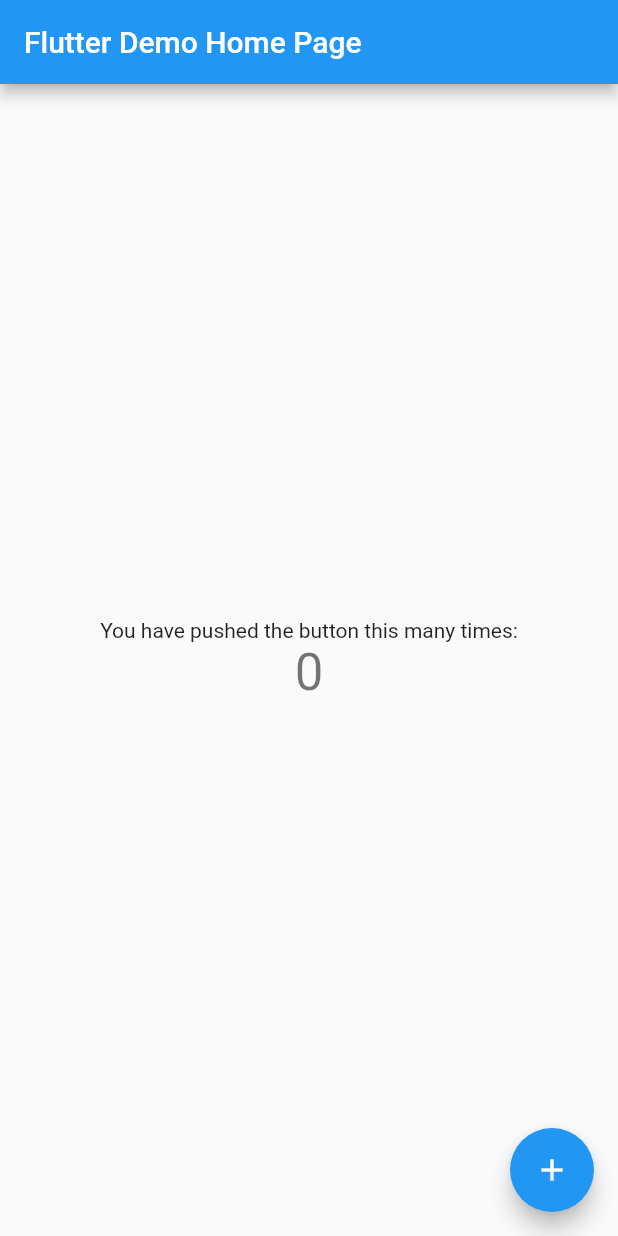
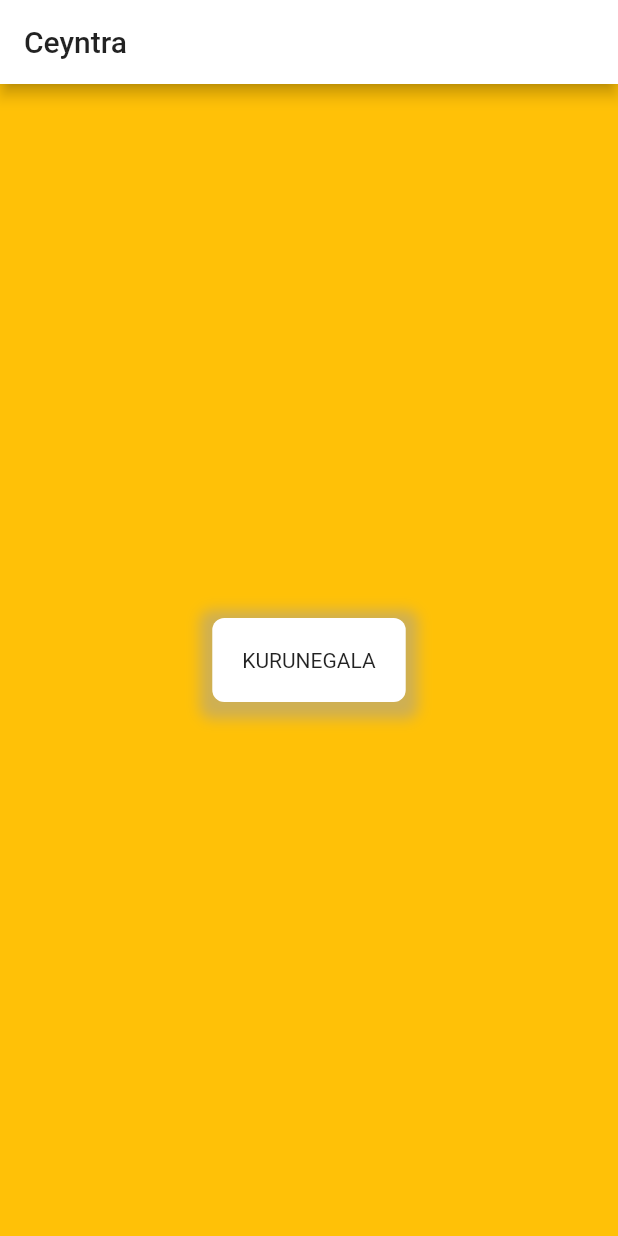
Before and after one commit to Shehan82/GoogleMap-flutter, a Flutter app: the screen it shows after launch, on a phone screen of 412 x 824 dp. Run offline on Flutter 3.47's test engine with Material 2 defaults, Android fonts, the phone set to English and light mode, and no system bars; our stand-ins replace dio, geolocator, google_maps_flutter; missing offline and left inert: flutter_polyline_points.

```diff
--- /dev/null
+++ b/lib/homeScreen.dart
@@ -0,0 +1,47 @@
+import 'package:flutter/material.dart';
+import 'package:google_maps_flutter/google_maps_flutter.dart';
+import 'package:map_on_flutter/MapScreen.dart';
+
+class HomeScreen extends StatefulWidget {
+  @override
+  _HomeScreenState createState() => _HomeScreenState();
+}
+
+class _HomeScreenState extends State<HomeScreen> {
+  @override
+  Widget build(BuildContext context) {
+    return Scaffold(
+      appBar: AppBar(
+        title: Text("Ceyntra"),
+      ),
+      body: GestureDetector(
+        onTap: () {
+          Navigator.push(
+              context,
+              MaterialPageRoute(
+                  builder: (context) =>
+                      MapScreen(dest: LatLng(7.4818, 80.3609))));
+        },
+        child: Container(
+          alignment: Alignment.center,
+          color: Colors.amber,
+          child: Container(
+            padding: EdgeInsets.all(20),
+            decoration: BoxDecoration(
+                color: Colors.white,
+                boxShadow: [
+                  BoxShadow(
+                    color: Colors.grey.withOpacity(0.5),
+                    spreadRadius: 8,
+                    blurRadius: 7,
+                    offset: Offset(0, 3), // changes position of shadow
+                  ),
+                ],
+                borderRadius: BorderRadius.all(Radius.circular(8))),
+            child: Text("KURUNEGALA"),
+          ),
+        ),
+      ),
+    );
+  }
+}
--- a/lib/main.dart
+++ b/lib/main.dart
@@ -1,4 +1,7 @@
 import 'package:flutter/material.dart';
+
+import 'package:map_on_flutter/MapScreen.dart';
+import 'package:map_on_flutter/homeScreen.dart';
 
 void main() {
   runApp(MyApp());
@@ -9,105 +12,12 @@ class MyApp extends StatelessWidget {
   @override
   Widget build(BuildContext context) {
     return MaterialApp(
-      title: 'Flutter Demo',
+      title: 'Google Map',
+      debugShowCheckedModeBanner: false,
       theme: ThemeData(
-        // This is the theme of your application.
-        //
-        // Try running your application with "flutter run". You'll see the
-        // application has a blue toolbar. Then, without quitting the app, try
-        // changing the primarySwatch below to Colors.green and then invoke
-        // "hot reload" (press "r" in the console where you ran "flutter run",
-        // or simply save your changes to "hot reload" in a Flutter IDE).
-        // Notice that the counter didn't reset back to zero; the application
-        // is not restarted.
-        primarySwatch: Colors.blue,
+        primaryColor: Colors.white,
       ),
-      home: MyHomePage(title: 'Flutter Demo Home Page'),
+      home: HomeScreen(),
     );
   }
 }
-
-class MyHomePage extends StatefulWidget {
-  MyHomePage({Key key, this.title}) : super(key: key);
-
-  // This widget is the home page of your application. It is stateful, meaning
-  // that it has a State object (defined below) that contains fields that affect
-  // how it looks.
-
-  // This class is the configuration for the state. It holds the values (in this
-  // case the title) provided by the parent (in this case the App widget) and
-  // used by the build method of the State. Fields in a Widget subclass are
-  // always marked "final".
-
-  final String title;
-
-  @override
-  _MyHomePageState createState() => _MyHomePageState();
-}
-
-class _MyHomePageState extends State<MyHomePage> {
-  int _counter = 0;
-
-  void _incrementCounter() {
-    setState(() {
-      // This call to setState tells the Flutter framework that something has
-      // changed in this State, which causes it to rerun the build method below
-      // so that the display can reflect the updated values. If we changed
-      // _counter without calling setState(), then the build method would not be
-      // called again, and so nothing would appear to happen.
-      _counter++;
-    });
-  }
-
-  @override
-  Widget build(BuildContext context) {
-    // This method is rerun every time setState is called, for instance as done
-    // by the _incrementCounter method above.
-    //
-    // The Flutter framework has been optimized to make rerunning build methods
-    // fast, so that you can just rebuild anything that needs updating rather
-    // than having to individually change instances of widgets.
-    return Scaffold(
-      appBar: AppBar(
-        // Here we take the value from the MyHomePage object that was created by
-        // the App.build method, and use it to set our appbar title.
-        title: Text(widget.title),
-      ),
-      body: Center(
-        // Center is a layout widget. It takes a single child and positions it
-        // in the middle of the parent.
-        child: Column(
-          // Column is also a layout widget. It takes a list of children and
-          // arranges them vertically. By default, it sizes itself to fit its
-          // children horizontally, and tries to be as tall as its parent.
-          //
-          // Invoke "debug painting" (press "p" in the console, choose the
-          // "Toggle Debug Paint" action from the Flutter Inspector in Android
-          // Studio, or the "Toggle Debug Paint" command in Visual Studio Code)
-          // to see the wireframe for each widget.
-          //
-          // Column has various properties to control how it sizes itself and
-          // how it positions its children. Here we use mainAxisAlignment to
-          // center the children vertically; the main axis here is the vertical
-          // axis because Columns are vertical (the cross axis would be
-          // horizontal).
-          mainAxisAlignment: MainAxisAlignment.center,
-          children: <Widget>[
-            Text(
-              'You have pushed the button this many times:',
-            ),
-            Text(
-              '$_counter',
-              style: Theme.of(context).textTheme.headline4,
-            ),
-          ],
-        ),
-      ),
-      floatingActionButton: FloatingActionButton(
-        onPressed: _incrementCounter,
-        tooltip: 'Increment',
-        child: Icon(Icons.add),
-      ), // This trailing comma makes auto-formatting nicer for build methods.
-    );
-  }
-}
```
Also changed, not shown: lib/MapScreen.dart (added, +235 -0 lines), lib/directions_model.dart (added, +50 -0 lines), lib/directions_repo.dart (added, +35 -0 lines), pubspec.yaml (+5 -3 lines), pubspec.lock, 4 other files.
